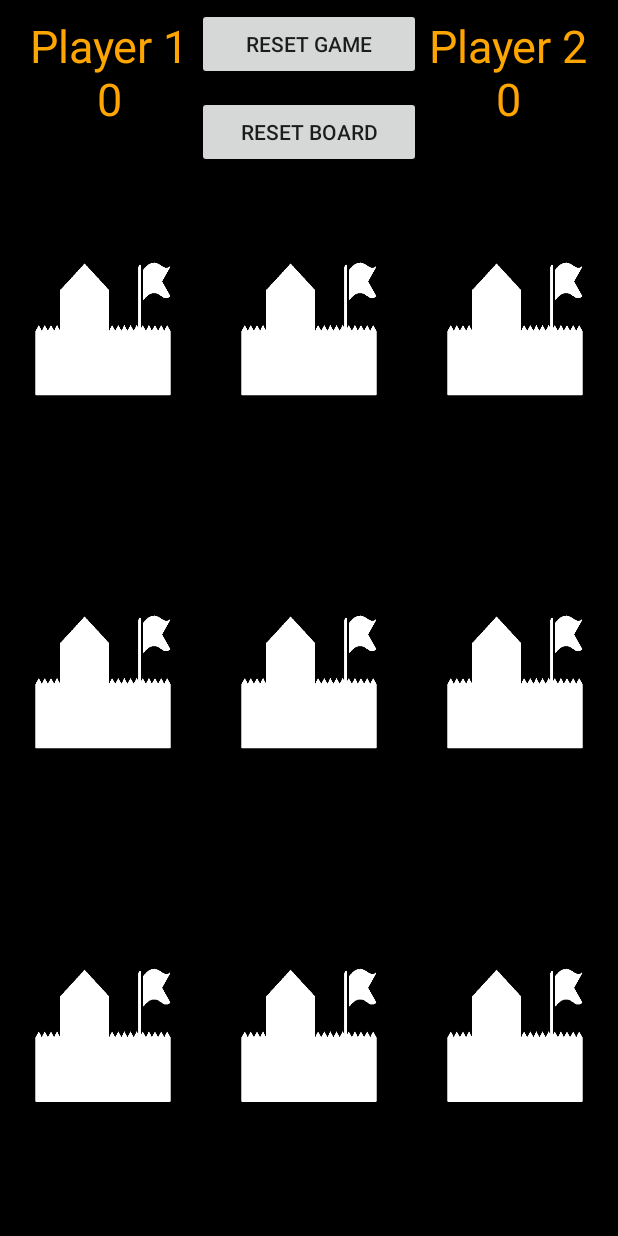
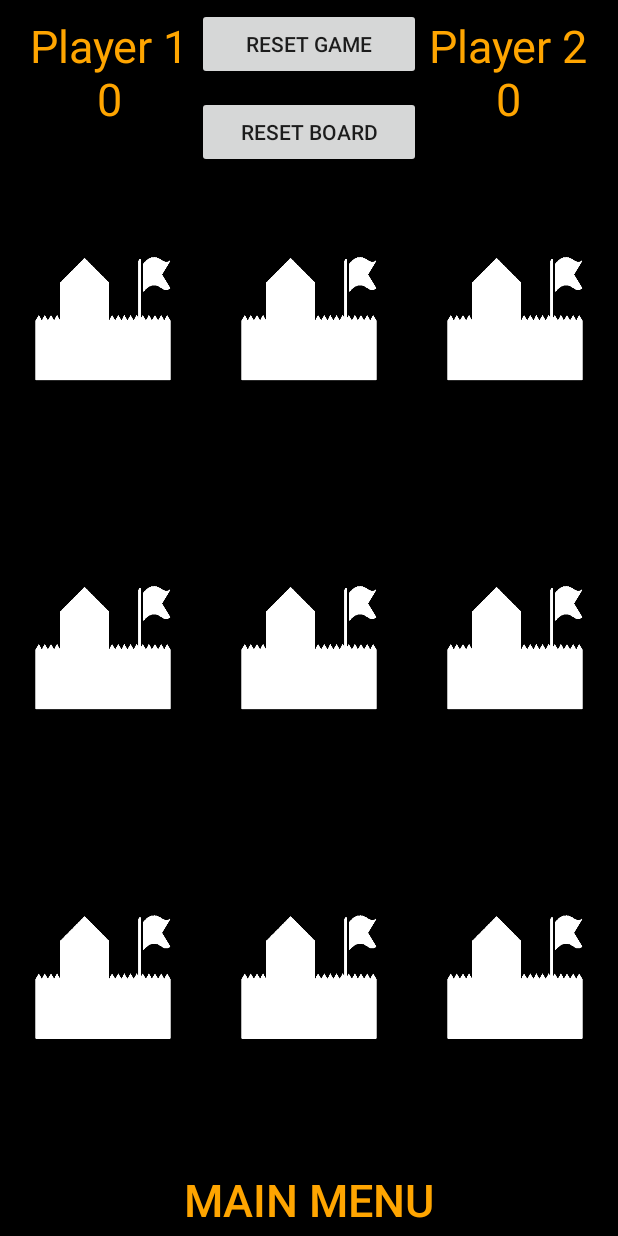
Before and after one commit to Vladeas/TicTacToe, an Android app: the screen it shows after launch (BoardGameActivity), after a tap on "BEST OF 3", on a phone screen of 412 x 824 dp. Run offline under Robolectric (Android 15) with nearby library versions, the phone set to English and light mode, and no system bars; 3 other taps on this screen came first.

Commit message:
Minor UI changes
End game pop up visual update
Game board activity Main Menu button

```diff
--- a/app/src/main/AndroidManifest.xml
+++ b/app/src/main/AndroidManifest.xml
@@ -9,7 +9,8 @@
         android:roundIcon="@mipmap/ic_launcher_round"
         android:supportsRtl="true"
         android:theme="@style/AppTheme">
-        <activity android:name=".BoardGameActivity"></activity>
+        <activity android:name=".SettingsActivity"></activity>
+        <activity android:name=".BoardGameActivity" />
         <activity android:name=".MainActivity">
             <intent-filter>
                 <action android:name="android.intent.action.MAIN" />
--- a/app/src/main/java/com/example/tictactoe_v4/MainActivity.java
+++ b/app/src/main/java/com/example/tictactoe_v4/MainActivity.java
@@ -6,6 +6,7 @@ import android.content.pm.ActivityInfo;
 import android.os.Bundle;
 import android.view.View;
 import android.widget.Button;
+import android.widget.ImageButton;
 
 public class MainActivity extends AppCompatActivity implements View.OnClickListener {
 
@@ -22,6 +23,7 @@ public class MainActivity extends AppCompatActivity implements View.OnClickListe
         this.setRequestedOrientation(ActivityInfo.SCREEN_ORIENTATION_PORTRAIT);
 
         configurePlayButton();
+        configureSettingsButton();
     }
 
 
@@ -85,6 +87,18 @@ public class MainActivity extends AppCompatActivity implements View.OnClickListe
         });
     }
 
+    private void configureSettingsButton(){
+        final ImageButton imageButtonSettings = (ImageButton) findViewById(R.id.imageButtonSettings);
+
+        imageButtonSettings.setOnClickListener(new View.OnClickListener() {
+            @Override
+            public void onClick(View v) {
+                Intent i = new Intent(MainActivity.this,SettingsActivity.class);
+                startActivity(i);
+            }
+        });
+    }
+
     private void buttonVisibility(View v){
         if(v.getVisibility() == View.VISIBLE) {
             v.setVisibility(View.INVISIBLE);
--- a/app/src/main/res/layout/activity_board_game.xml
+++ b/app/src/main/res/layout/activity_board_game.xml
@@ -11,7 +11,8 @@
     <LinearLayout
         android:layout_width="match_parent"
         android:layout_height="match_parent"
-        android:orientation="vertical">
+        android:orientation="vertical"
+        android:background="@color/colorBlack">
 
 
 
@@ -185,21 +186,38 @@
                 android:freezesText="true"
                 android:background="@drawable/fort"/>
         </LinearLayout>
+
+        <Button
+            android:layout_width="match_parent"
+            android:layout_height="wrap_content"
+            android:text="Main Menu"
+            android:textSize="30sp"
+            android:background="@color/colorBlack"
+            android:textColor="@color/colorOrange"
+            android:onClick="goToMainMenu"/>
     </LinearLayout>
 
     <RelativeLayout
-        android:layout_width="wrap_content"
-        android:layout_height="wrap_content"
+        android:layout_width="match_parent"
+        android:layout_height="match_parent"
         android:id="@+id/linearLayoutEndGamePopUp"
         android:visibility="invisible"
         android:layout_centerInParent="true"
-        android:background="@color/colorRed">
+        android:background="@color/colorBlack">
+
+        <ImageView
+            android:layout_width="match_parent"
+            android:layout_height="wrap_content"
+            android:scaleType="centerInside"
+            android:src="@drawable/gladius"/>
 
         <TextView
             android:layout_width="wrap_content"
             android:layout_height="wrap_content"
             android:id="@+id/textViewEndGame"
-            android:layout_centerHorizontal="true"/>
+            android:textSize="50sp"
+            android:textColor="@color/colorOrange"
+            android:layout_centerInParent="true"/>
 
         <Button
             android:layout_width="wrap_content"
@@ -215,6 +233,7 @@
             android:layout_width="wrap_content"
             android:layout_height="wrap_content"
             android:layout_below="@+id/buttonPlayAgainEnd"
+            android:layout_centerHorizontal="true"
             android:id="@+id/buttonGoMainMenuEnd"
             android:onClick="goToMainMenu"
             android:text="Main Menu"
--- a/app/src/main/res/layout/activity_main.xml
+++ b/app/src/main/res/layout/activity_main.xml
@@ -57,7 +57,7 @@
         android:layout_height="wrap_content"
         android:id="@+id/buttonJustPlay"
         android:tag="0"
-        android:text="JustPlay"
+        android:text="Just Play"
         android:textSize="30sp"
         android:layout_below="@id/buttonPlayBest5"
         android:layout_centerHorizontal="true"
@@ -65,8 +65,8 @@
 
     <ImageButton
         android:id="@+id/imageButtonSettings"
-        android:layout_width="70dp"
-        android:layout_height="70dp"
+        android:layout_width="90dp"
+        android:layout_height="90dp"
         android:scaleType="centerInside"
         android:layout_alignParentRight="true"
         android:layout_alignParentBottom="true"
```
Also changed, not shown: app/src/main/java/com/example/tictactoe_v4/BoardGameActivity.java (+8 -0 lines), app/src/main/java/com/example/tictactoe_v4/SettingsActivity.java (added, +15 -0 lines), app/src/main/res/layout/activity_settings.xml (added, +10 -0 lines), app/src/main/res/drawable/gladius.png (added), app/src/main/res/drawable/shield.png.
